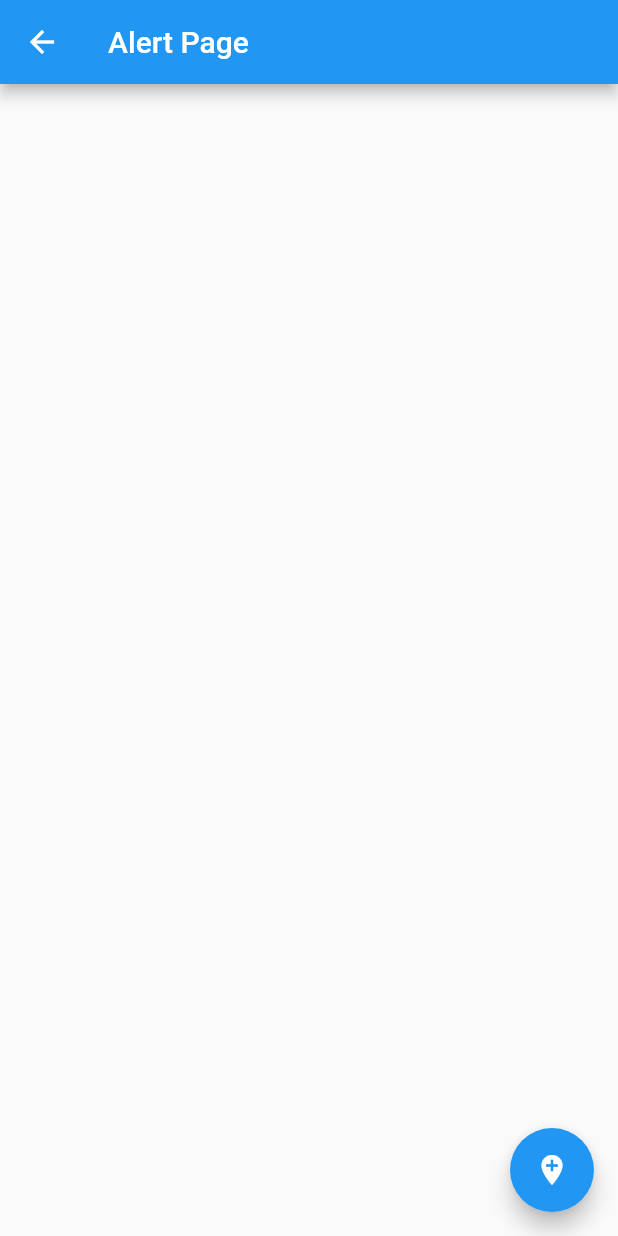
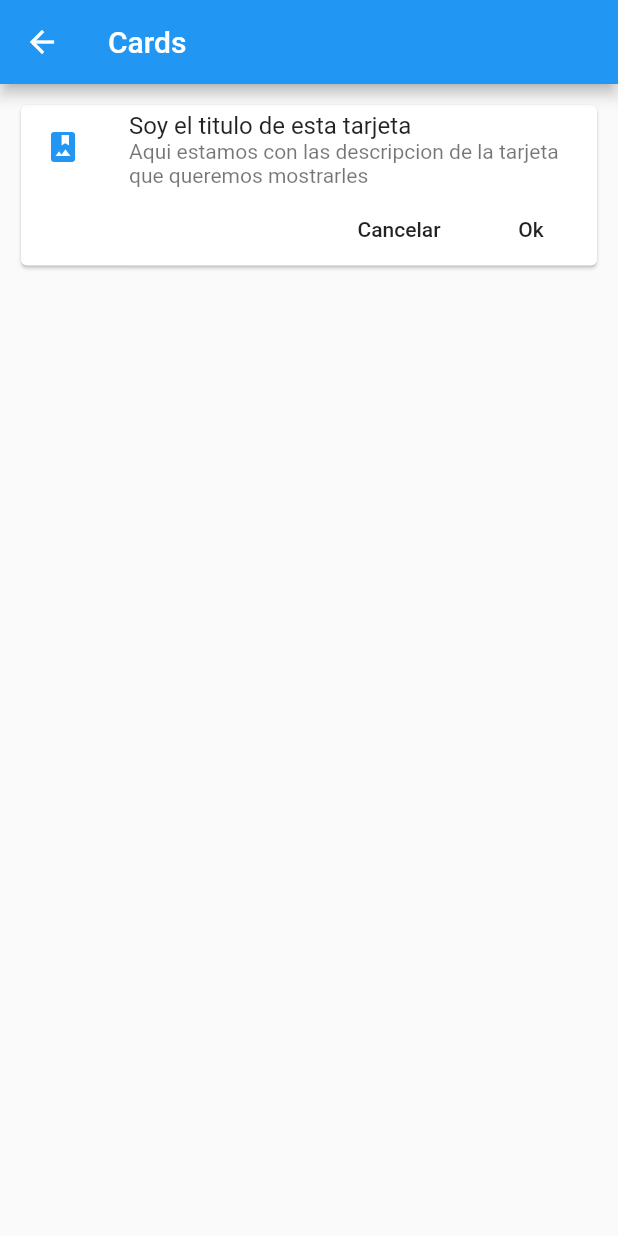
Before and after one commit to keremyalex/componentes, a Flutter app: the screen it shows after launch, after a tap on "Cards - Tarjetas", on a phone screen of 412 x 824 dp. Run offline on Flutter 3.47's test engine with Material 2 defaults, Android fonts, the phone set to English and light mode, and no system bars.

Commit message:
6 16 Card Widget

```diff
--- /dev/null
+++ b/lib/src/pages/card_page.dart
@@ -0,0 +1,49 @@
+import 'package:flutter/material.dart';
+
+class CardPage extends StatelessWidget {
+
+  @override
+  Widget build(BuildContext context) {
+    return Scaffold(
+      appBar: AppBar(
+        title: Text('Cards'),
+      ),
+      body: ListView(
+        padding: EdgeInsets.all(10.0),
+        children: <Widget>[
+          _cardTipo1()
+        ],
+      ),
+    );
+  }
+
+  Widget _cardTipo1() {
+    return Card(
+      child: Column(
+        children: <Widget>[
+          ListTile(
+            leading: Icon(Icons.photo_album, color: Colors.blue,),
+            title: Text('Soy el titulo de esta tarjeta'),
+            subtitle: Text('Aqui estamos con las descripcion de la tarjeta que queremos mostrarles'),
+          ),
+          Row(
+            mainAxisAlignment: MainAxisAlignment.end,
+            children: <Widget>[
+              FlatButton(
+                onPressed: (){},
+                child: Text('Cancelar')
+              ),
+              FlatButton(
+                onPressed: (){},
+                child: Text('Ok')
+              ),
+            ],
+          ),
+        ],
+      ),
+    );
+
+
+  }
+
+}
--- a/lib/src/routes/routes.dart
+++ b/lib/src/routes/routes.dart
@@ -2,6 +2,7 @@ import 'package:flutter/material.dart';
 import 'package:componentes/src/pages/home_page.dart';
 import 'package:componentes/src/pages/alert_page.dart';
 import 'package:componentes/src/pages/avatar_page.dart';
+import 'package:componentes/src/pages/card_page.dart';
 
 Map<String, WidgetBuilder> getApplicationRoutes(){
 
@@ -9,5 +10,6 @@ Map<String, WidgetBuilder> getApplicationRoutes(){
         '/'       : (BuildContext context) => HomePage(),
         'alert'   : (BuildContext context) => AlertPage(),
         'avatar'  : (BuildContext context) => AvatarPage(),
+        'card'    : (BuildContext context) => CardPage(),
     };
 }
```
